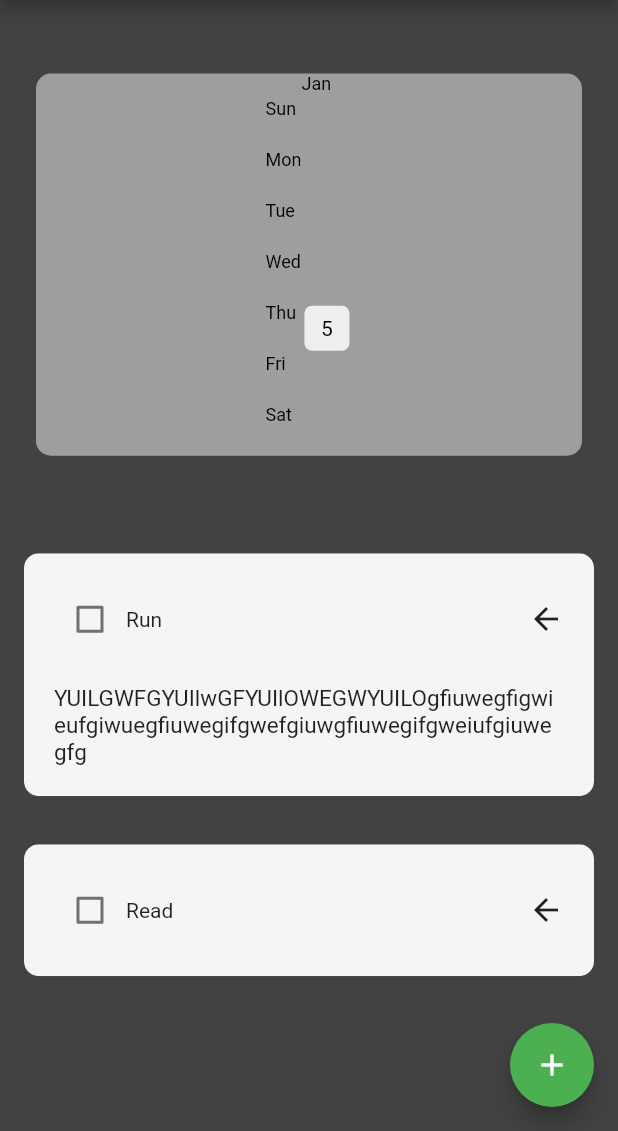
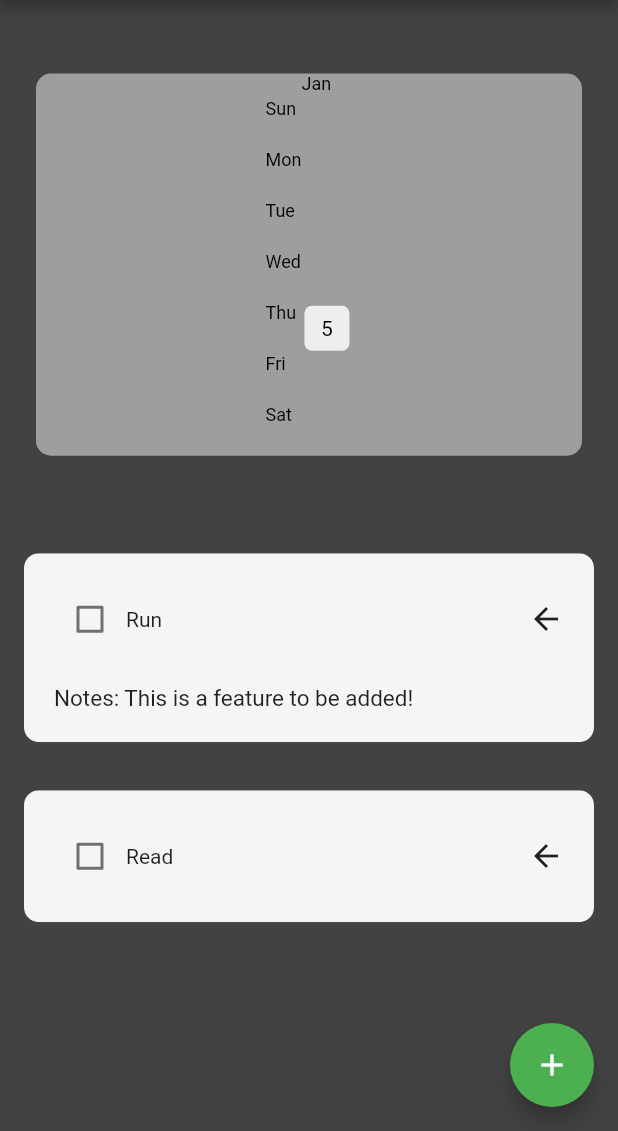
Before and after one commit to Dan-Sutton/habit-tracker, a Flutter app: the screen it shows after launch, after a tap on "Run", on a phone screen of 412 x 824 dp, the part 105-1236 px from its top. Run offline on Flutter 3.47's test engine with Material 2 defaults, Android fonts, the phone set to English and light mode, and no system bars; drawn by our look-alikes of flutter_heatmap_calendar, flutter_slidable; our stand-ins replace hive_flutter; accounts and stored records are empty.

Commit message:
placeholder text

```diff
--- a/lib/components/habit_tile.dart
+++ b/lib/components/habit_tile.dart
@@ -101,7 +101,7 @@ class _HabitTileState extends State<HabitTile> {
                               children: const [
                                 Expanded(
                                   child: Text(
-                                    'YUILGWFGYUIlwGFYUIlOWEGWYUILOgfiuwegfigwieufgiwuegfiuwegifgwefgiuwgfiuwegifgweiufgiuwegfg',
+                                    'Notes: This is a feature to be added!',
                                     style: TextStyle(
                                       fontSize: 15,
                                     ),
```
